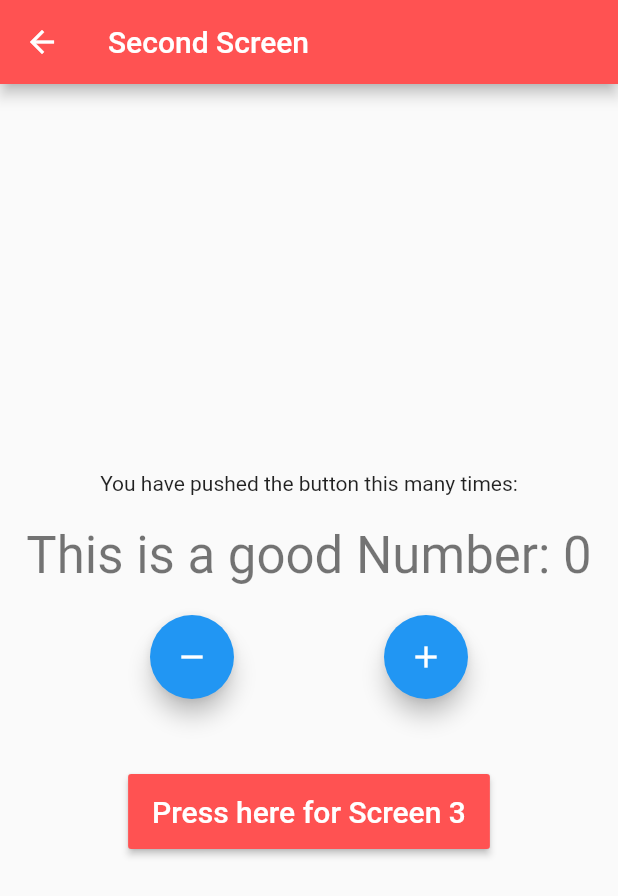
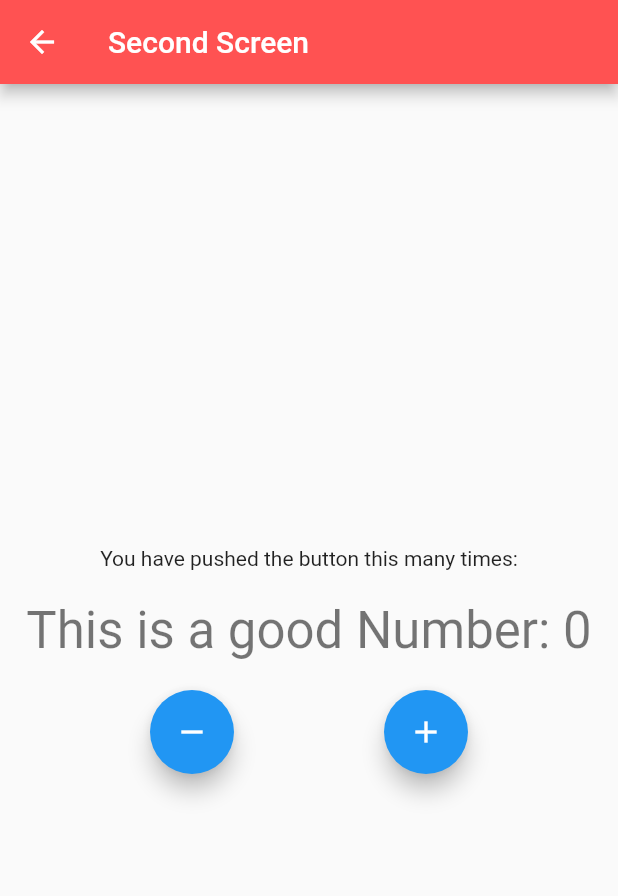
Before and after one commit to matatoMatata94/bloc_practice, a Flutter app: the screen it shows after launch, after a tap on "Press here for Screen 2", on a phone screen of 412 x 824 dp. Shown: the top 896 px of the screen. Run offline on Flutter 3.47's test engine with Material 2 defaults, Android fonts, the phone set to English and light mode, and no system bars; our stand-ins replace bloc, equatable, flutter_bloc.

```diff
--- a/lib/main.dart
+++ b/lib/main.dart
@@ -1,4 +1,6 @@
 import 'package:bloc_practice/ui/screens/home_screen.dart';
+import 'package:bloc_practice/ui/screens/second_screen.dart';
+import 'package:bloc_practice/ui/screens/third_screen.dart';
 import 'package:flutter/material.dart';
 import 'package:flutter_bloc/flutter_bloc.dart';
 
@@ -8,9 +10,15 @@ void main() {
   runApp(const MyApp());
 }
 
-class MyApp extends StatelessWidget {
+class MyApp extends StatefulWidget {
   const MyApp({super.key});
 
+  @override
+  State<MyApp> createState() => _MyAppState();
+}
+
+class _MyAppState extends State<MyApp> {
+  final CounterCubit _counterCubit = CounterCubit();
   @override
   Widget build(BuildContext context) {
     return BlocProvider(
@@ -20,8 +28,34 @@ class MyApp extends StatelessWidget {
         theme: ThemeData(
           primarySwatch: Colors.blue,
         ),
-        home: const HomeScreen(title: 'Bloc Practice', color: Colors.blue),
+        routes: {
+          '/': (context) => BlocProvider.value(
+                value: _counterCubit,
+                child: const HomeScreen(
+                  title: 'Home Screen',
+                  color: Colors.blueAccent,
+                ),
+              ),
+          '/second': (context) => BlocProvider.value(
+              value: _counterCubit,
+              child: const SecondScreen(
+                title: 'Second Screen',
+                color: Colors.redAccent,
+              )),
+          '/third': (context) => BlocProvider.value(
+              value: _counterCubit,
+              child: const ThirdScreen(
+                title: 'Third Screen',
+                color: Colors.greenAccent,
+              )),
+        },
       ),
     );
   }
+
+  @override
+  void dispose() {
+    _counterCubit.close();
+    super.dispose();
+  }
 }
--- a/lib/ui/screens/home_screen.dart
+++ b/lib/ui/screens/home_screen.dart
@@ -105,21 +105,24 @@ class _HomeScreenState extends State<HomeScreen> {
             const SizedBox(height: 50),
             MaterialButton(
               onPressed: (() {
-                Navigator.of(context).push(
-                  MaterialPageRoute(
-                      builder: (newContext) => BlocProvider.value(
-                            value: BlocProvider.of<CounterCubit>(context),
-                            child: SecondScreen(
-                              title: 'Second Screen',
-                              color: Colors.redAccent,
-                            ),
-                          )),
-                );
+                Navigator.of(context).pushNamed('/second');
               }),
               height: 50,
               color: widget.color,
               child: const Text(
                 'Press here for Screen 2',
+                style: TextStyle(fontSize: 20, color: Colors.white),
+              ),
+            ),
+            const SizedBox(height: 50),
+            MaterialButton(
+              onPressed: (() {
+                Navigator.of(context).pushNamed('/third');
+              }),
+              height: 50,
+              color: widget.color,
+              child: const Text(
+                'Press here for Screen 3',
                 style: TextStyle(fontSize: 20, color: Colors.white),
               ),
             )
```
Also changed, not shown: lib/ui/screens/second_screen.dart (+0 -22 lines), lib/ui/screens/third_screen.dart (+0 -19 lines).
